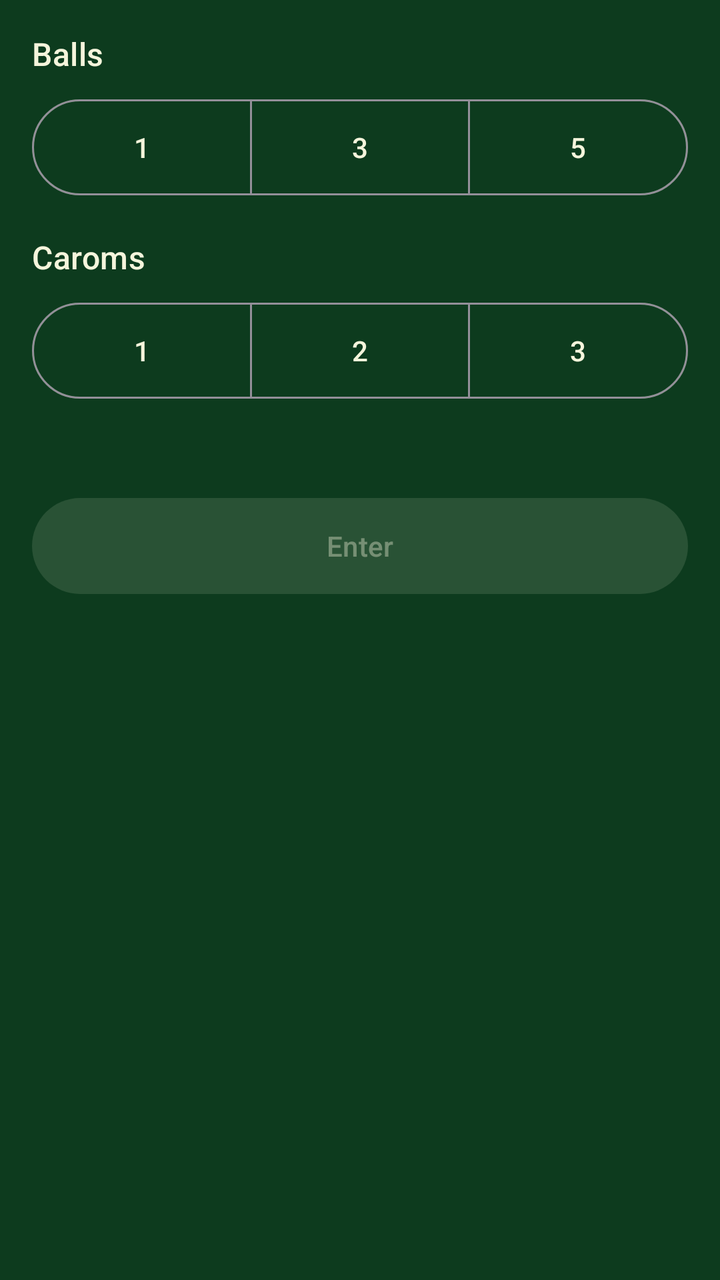
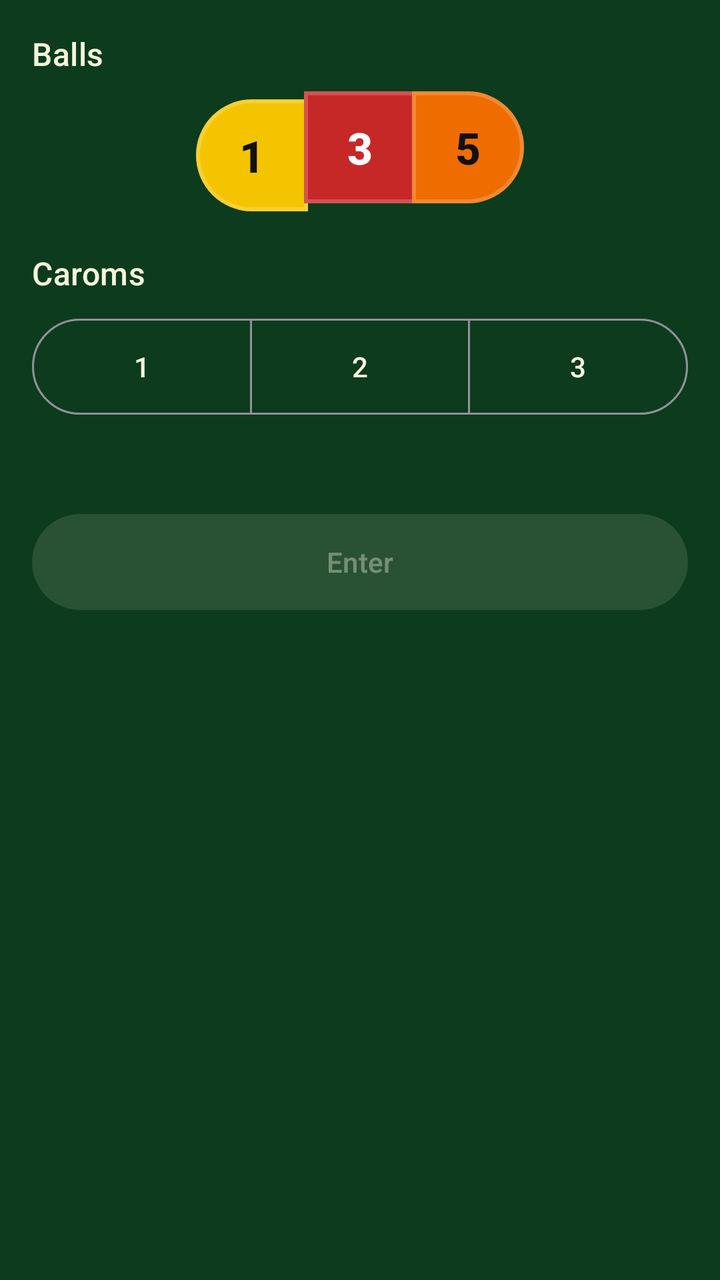

Screens rendered from an Android XML layout before and after an edit, with the pre-edit source and the edit as a unified diff.
<!-- AndroidManifest.xml: application theme Theme.PoolScorekeeper -->
<!-- res/layout/dialog_cowboy_combo.xml -->
<?xml version="1.0" encoding="utf-8"?>
<LinearLayout xmlns:android="http://schemas.android.com/apk/res/android"
    xmlns:app="http://schemas.android.com/apk/res-auto"
    android:layout_width="match_parent"
    android:layout_height="wrap_content"
    android:orientation="vertical"
    android:padding="16dp">

    <TextView
        android:layout_width="match_parent"
        android:layout_height="wrap_content"
        android:text="@string/cowboy_combo_balls"
        android:textAppearance="@style/TextAppearance.Material3.TitleMedium"
        android:textColor="@color/ivory" />

    <com.google.android.material.button.MaterialButtonToggleGroup
        android:id="@+id/comboBalls"
        android:layout_width="match_parent"
        android:layout_height="wrap_content"
        android:layout_marginTop="8dp"
        app:selectionRequired="false"
        app:singleSelection="false">

        <com.google.android.material.button.MaterialButton
            android:id="@+id/comboBall1"
            style="@style/Widget.Material3.Button.OutlinedButton"
            android:layout_width="0dp"
            android:layout_height="wrap_content"
            android:layout_weight="1"
            android:minHeight="56dp"
            android:text="@string/cowboy_ball_1" />

        <com.google.android.material.button.MaterialButton
            android:id="@+id/comboBall3"
            style="@style/Widget.Material3.Button.OutlinedButton"
            android:layout_width="0dp"
            android:layout_height="wrap_content"
            android:layout_weight="1"
            android:minHeight="56dp"
            android:text="@string/cowboy_ball_3" />

        <com.google.android.material.button.MaterialButton
            android:id="@+id/comboBall5"
            style="@style/Widget.Material3.Button.OutlinedButton"
            android:layout_width="0dp"
            android:layout_height="wrap_content"
            android:layout_weight="1"
            android:minHeight="56dp"
            android:text="@string/cowboy_ball_5" />
    </com.google.android.material.button.MaterialButtonToggleGroup>

    <TextView
        android:layout_width="match_parent"
        android:layout_height="wrap_content"
        android:layout_marginTop="16dp"
        android:text="@string/cowboy_combo_caroms"
        android:textAppearance="@style/TextAppearance.Material3.TitleMedium"
        android:textColor="@color/ivory" />

    <com.google.android.material.button.MaterialButtonToggleGroup
        android:id="@+id/comboCaroms"
        android:layout_width="match_parent"
        android:layout_height="wrap_content"
        android:layout_marginTop="8dp"
        app:selectionRequired="false"
        app:singleSelection="true">

        <com.google.android.material.button.MaterialButton
            android:id="@+id/comboCarom1"
            style="@style/Widget.Material3.Button.OutlinedButton"
            android:layout_width="0dp"
            android:layout_height="wrap_content"
            android:layout_weight="1"
            android:minHeight="56dp"
            android:text="1" />

        <com.google.android.material.button.MaterialButton
            android:id="@+id/comboCarom2"
            style="@style/Widget.Material3.Button.OutlinedButton"
            android:layout_width="0dp"
            android:layout_height="wrap_content"
            android:layout_weight="1"
            android:minHeight="56dp"
            android:text="2" />

        <com.google.android.material.button.MaterialButton
            android:id="@+id/comboCarom3"
            style="@style/Widget.Material3.Button.OutlinedButton"
            android:layout_width="0dp"
            android:layout_height="wrap_content"
            android:layout_weight="1"
            android:minHeight="56dp"
            android:text="3" />
    </com.google.android.material.button.MaterialButtonToggleGroup>

    <TextView
        android:id="@+id/comboTotal"
        android:layout_width="match_parent"
        android:layout_height="wrap_content"
        android:layout_marginTop="12dp"
        android:gravity="center"
        android:textAppearance="@style/TextAppearance.Material3.TitleMedium"
        android:textColor="@color/ivory" />

    <com.google.android.material.button.MaterialButton
        android:id="@+id/comboEnter"
        style="@style/Widget.Material3.Button"
        android:layout_width="match_parent"
        android:layout_height="wrap_content"
        android:layout_marginTop="8dp"
        android:enabled="false"
        android:minHeight="56dp"
        android:text="@string/cowboy_combo_enter" />
</LinearLayout>
<!-- resources referenced by this layout -->
<resources>
  <color name="ivory">#F5F5DC</color>
  <string name="cowboy_ball_1">1</string>
  <string name="cowboy_ball_3">3</string>
  <string name="cowboy_ball_5">5</string>
  <string name="cowboy_combo_balls">Balls</string>
  <string name="cowboy_combo_caroms">Caroms</string>
  <string name="cowboy_combo_enter">Enter</string>
  <style name="Theme.PoolScorekeeper" parent="Theme.Material3.Dark.NoActionBar">
          <item name="colorPrimary">@color/felt_green</item>
          <item name="colorOnPrimary">@color/ivory</item>
          <item name="colorSecondary">@color/active_player</item>
          <item name="colorOnSecondary">@color/felt_dark</item>
          <item name="android:statusBarColor">@android:color/transparent</item>
          <item name="android:navigationBarColor">@android:color/transparent</item>
          <item name="android:windowBackground">@color/felt_dark</item>
          <item name="android:windowFullscreen">true</item>
          <item name="colorSurface">@color/felt_green</item>
          <item name="colorOnSurface">@color/ivory</item>
          <item name="android:textColor">@color/ivory</item>
      </style>
  <color name="felt_green">#1B5E20</color>
  <color name="active_player">#FFC107</color>
  <color name="felt_dark">#0D3B1E</color>
</resources>

<!-- the commit's change to res/layout/dialog_cowboy_combo.xml (unified diff, before → after) -->
@@ -15,37 +15,26 @@
 
     <com.google.android.material.button.MaterialButtonToggleGroup
         android:id="@+id/comboBalls"
-        android:layout_width="match_parent"
+        android:layout_width="wrap_content"
         android:layout_height="wrap_content"
+        android:layout_gravity="center_horizontal"
         android:layout_marginTop="8dp"
         app:selectionRequired="false"
         app:singleSelection="false">
 
         <com.google.android.material.button.MaterialButton
             android:id="@+id/comboBall1"
-            style="@style/Widget.Material3.Button.OutlinedButton"
-            android:layout_width="0dp"
-            android:layout_height="wrap_content"
-            android:layout_weight="1"
-            android:minHeight="56dp"
+            style="@style/Widget.Pool.BallButton.One"
             android:text="@string/cowboy_ball_1" />
 
         <com.google.android.material.button.MaterialButton
             android:id="@+id/comboBall3"
-            style="@style/Widget.Material3.Button.OutlinedButton"
-            android:layout_width="0dp"
-            android:layout_height="wrap_content"
-            android:layout_weight="1"
-            android:minHeight="56dp"
+            style="@style/Widget.Pool.BallButton.Three"
             android:text="@string/cowboy_ball_3" />
 
         <com.google.android.material.button.MaterialButton
             android:id="@+id/comboBall5"
-            style="@style/Widget.Material3.Button.OutlinedButton"
-            android:layout_width="0dp"
-            android:layout_height="wrap_content"
-            android:layout_weight="1"
-            android:minHeight="56dp"
+            style="@style/Widget.Pool.BallButton.Five"
             android:text="@string/cowboy_ball_5" />
     </com.google.android.material.button.MaterialButtonToggleGroup>
 
<!-- resource entries referenced after the edit -->
@@ -7,6 +7,16 @@
   <string name="cowboy_combo_balls">Balls</string>
   <string name="cowboy_combo_caroms">Caroms</string>
   <string name="cowboy_combo_enter">Enter</string>
+  <style name="Widget.Pool.BallButton.Five">
+          <item name="backgroundTint">@color/pool_ball_5</item>
+      </style>
+  <style name="Widget.Pool.BallButton.One">
+          <item name="backgroundTint">@color/pool_ball_1</item>
+      </style>
+  <style name="Widget.Pool.BallButton.Three">
+          <item name="backgroundTint">@color/pool_ball_3</item>
+          <item name="android:textColor">@color/pool_ball_number_on_red</item>
+      </style>
   <style name="Theme.PoolScorekeeper" parent="Theme.Material3.Dark.NoActionBar">
           <item name="colorPrimary">@color/felt_green</item>
           <item name="colorOnPrimary">@color/ivory</item>
@@ -20,6 +30,10 @@
           <item name="colorOnSurface">@color/ivory</item>
           <item name="android:textColor">@color/ivory</item>
       </style>
+  <color name="pool_ball_5">#EF6C00</color>
+  <color name="pool_ball_1">#F5C400</color>
+  <color name="pool_ball_3">#C62828</color>
+  <color name="pool_ball_number_on_red">#FFFFFF</color>
   <color name="felt_green">#1B5E20</color>
   <color name="active_player">#FFC107</color>
   <color name="felt_dark">#0D3B1E</color>
